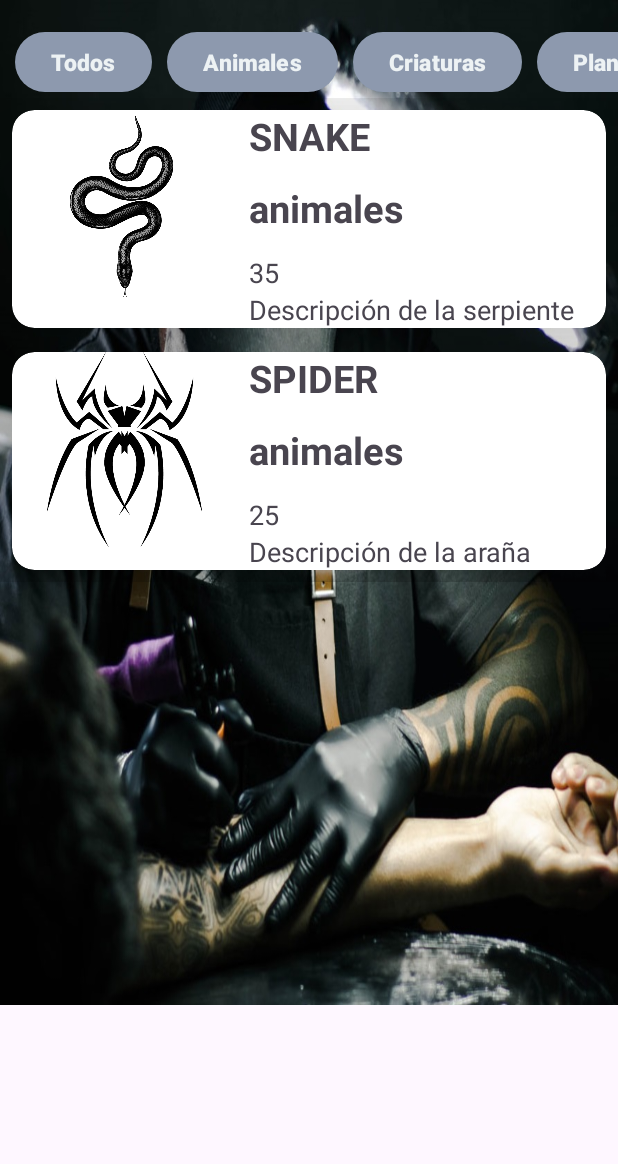
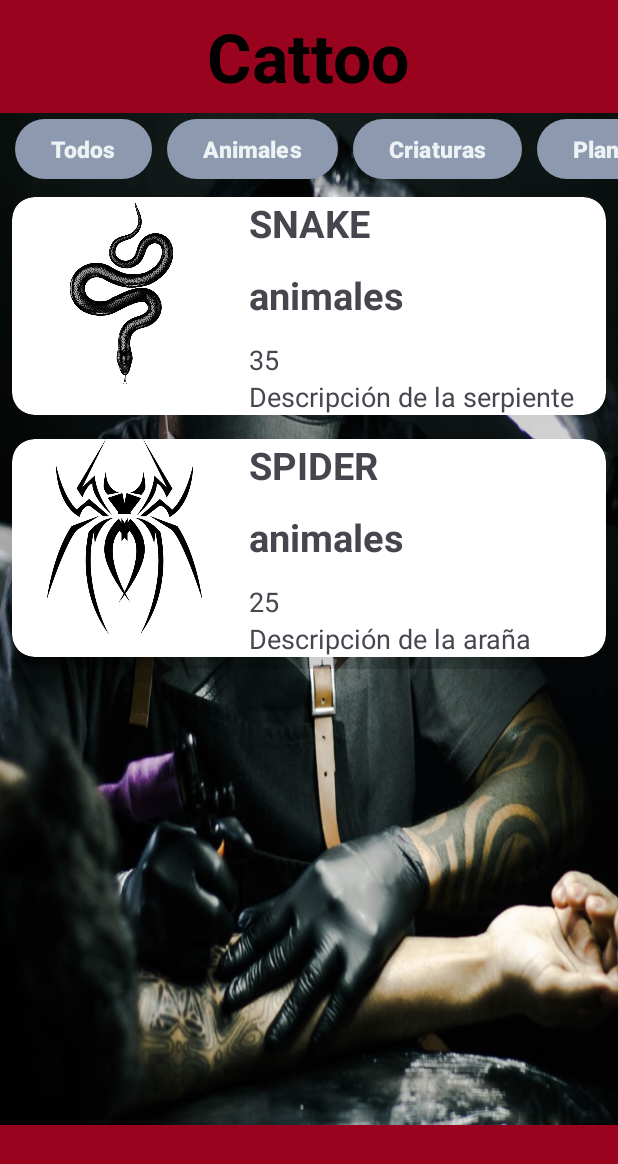
Before and after one commit to Yeraaay/Proyecto_Prueba, an Android app: the UsuariosRegistrados screen opened directly, with no data from a screen before it, after a tap on "Animales", on a phone screen of 412 x 824 dp. Shown: the top 1164 px of the screen. Run offline under Robolectric (Android 15) with nearby library versions, the phone set to English and light mode, and no system bars.

Commit message:
Estética ahora si terminada

```diff
--- /dev/null
+++ b/Tattos/app/src/main/java/com/example/proyectotatto/Items_menu.java
@@ -0,0 +1,4 @@
+package com.example.proyectotatto;
+
+public class Items_menu {
+}
--- a/Tattos/app/src/main/java/com/example/proyectotatto/Items_menu.kt
+++ /dev/null
@@ -1,11 +0,0 @@
-package com.example.proyectotatto
-
-sealed class Items_menu(
-    val icon: Int,
-    val title: String,
-    val ruta: String
-){
-    object Pantalla1: Items_menu(R.drawable.baseline_extension_24, "Inicio", "pantalla1")
-    object Pantalla2: Items_menu(R.drawable.baseline_format_paint_24, "Contenidos", "pantalla2")
-    object Pantalla3: Items_menu(R.drawable.baseline_local_shipping_24, "Carrito", "pantalla2")
-}
--- a/Tattos/app/src/main/res/layout/activity_usuarios_registrados.xml
+++ b/Tattos/app/src/main/res/layout/activity_usuarios_registrados.xml
@@ -8,9 +8,30 @@
     tools:context=".invitadoActivity">
 
     <LinearLayout
+        android:id="@+id/linearLayout"
+        android:layout_width="match_parent"
+        android:layout_height="match_parent"
+        android:layout_weight="1"
+        android:background="@color/colorRojoOscuro"
+        android:gravity="center"
+        android:orientation="vertical">
+
+        <TextView
+            android:id="@+id/textView3"
+            android:layout_width="wrap_content"
+            android:layout_height="wrap_content"
+            android:textStyle="bold"
+            android:textSize="45dp"
+            android:textColor="@color/colorNegro"
+            android:layout_gravity="center"
+            android:text="Cattoo" />
+    </LinearLayout>
+
+    <LinearLayout
         android:id="@+id/fragmentContainerView"
         android:layout_width="match_parent"
-        android:layout_height="670dp"
+        android:layout_height="match_parent"
+        android:layout_weight="0.2"
         android:background="@drawable/foto2"
         android:orientation="vertical"
         app:layout_constraintEnd_toEndOf="parent"
@@ -22,13 +43,12 @@
         <LinearLayout
             android:layout_width="match_parent"
             android:layout_height="match_parent"
+            android:layout_weight="1"
             android:orientation="vertical">
 
             <HorizontalScrollView
                 android:layout_width="match_parent"
-                android:layout_height="5dp"
-
-                android:layout_weight="0.1"
+                android:layout_height="wrap_content"
                 android:scrollbars="none">
 
                 <LinearLayout
@@ -93,10 +113,16 @@
             <FrameLayout
                 android:id="@+id/fragmentContainerView2"
                 android:layout_width="match_parent"
-                android:layout_height="0dp"
-                android:layout_weight="1"
+                android:layout_height="match_parent"
                 android:orientation="vertical"></FrameLayout>
         </LinearLayout>
     </LinearLayout>
 
+    <LinearLayout
+        android:layout_width="match_parent"
+        android:layout_height="match_parent"
+        android:layout_weight="1"
+        android:background="@color/colorRojoOscuro"
+        android:orientation="vertical"></LinearLayout>
+
 </LinearLayout>
--- a/Tattos/app/src/main/res/layout/fragment_interior_carta1.xml
+++ b/Tattos/app/src/main/res/layout/fragment_interior_carta1.xml
@@ -4,6 +4,7 @@
     xmlns:tools="http://schemas.android.com/tools"
     android:layout_width="match_parent"
     android:layout_height="match_parent"
+    android:background="@color/white"
     tools:context=".InteriorCarta1">
 
     <LinearLayout
```
